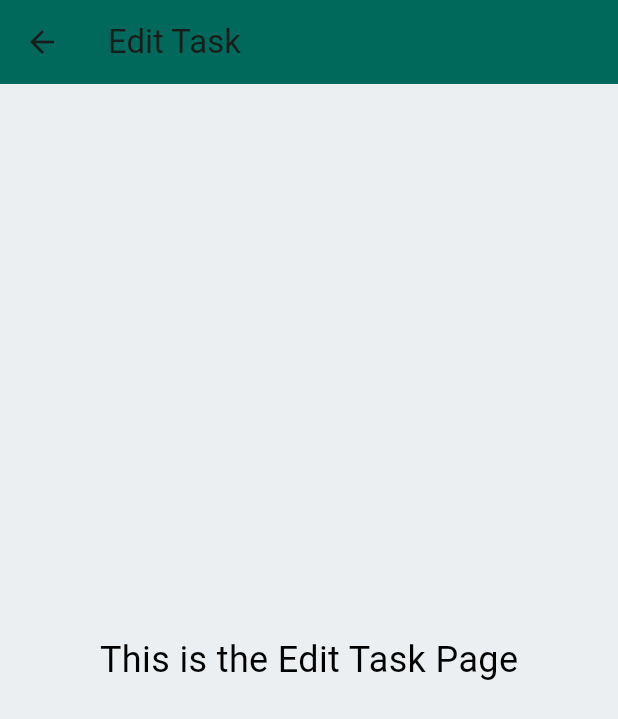
After one commit to BS23-Flutter-Bootcamp/simple_todo_flutter, a Flutter app: the screen it shows after launch, after a tap on "Buy groceries", on a phone screen of 412 x 824 dp. The commit adds this screen. Shown: the top 719 px of the screen. Run offline on Flutter 3.47's test engine with Material 3 defaults, Android fonts, the phone set to English and light mode, and no system bars; our stand-ins replace lottie.

Commit message:
Home Screen UI done

```diff
--- a/lib/main.dart
+++ b/lib/main.dart
@@ -14,9 +14,7 @@ class MyApp extends StatelessWidget {
       debugShowCheckedModeBanner: false,
       title: 'Todo App',
       theme: ThemeData(
-        colorScheme: ColorScheme.fromSeed(
-          seedColor: const Color.fromARGB(255, 191, 123, 20),
-        ),
+        colorScheme: ColorScheme.fromSeed(seedColor: const Color(0xFF00695C)),
       ),
       home: const SplashScreen(),
     );
--- /dev/null
+++ b/lib/view/edit_task_screen.dart
@@ -0,0 +1,27 @@
+import 'package:flutter/material.dart';
+
+class EditTaskScreen extends StatefulWidget {
+  const EditTaskScreen({super.key});
+
+  @override
+  State<EditTaskScreen> createState() => _EditTaskScreenState();
+}
+
+class _EditTaskScreenState extends State<EditTaskScreen> {
+  @override
+  Widget build(BuildContext context) {
+    return Scaffold(
+      appBar: AppBar(
+        title: const Text('Edit Task'),
+        backgroundColor: const Color(0xFF00695C),
+      ),
+      backgroundColor: const Color(0xFFECEFF1),
+      body: Center(
+        child: Text(
+          'This is the Edit Task Page',
+          style: TextStyle(fontSize: 24, color: Colors.black),
+        ),
+      ),
+    );
+  }
+}
--- a/lib/view/home_screen.dart
+++ b/lib/view/home_screen.dart
@@ -1,13 +1,122 @@
 import 'package:flutter/material.dart';
+import 'package:simple_todo_flutter/view/add_task_screen.dart';
+import 'package:simple_todo_flutter/view/edit_task_screen.dart';
 
-class HomeScreen extends StatelessWidget {
+class TempTask {
+  final String title;
+  final String? description;
+  final bool isCompleted;
+
+  TempTask({required this.title, this.description, this.isCompleted = false});
+}
+
+class HomeScreen extends StatefulWidget {
   const HomeScreen({super.key});
+
+  @override
+  State<HomeScreen> createState() => _HomeScreenState();
+}
+
+class _HomeScreenState extends State<HomeScreen> {
+  @override
+  void initState() {
+    super.initState();
+  }
+
+  final List<TempTask> _tasks = [
+    TempTask(title: 'Buy groceries', description: 'Milk, eggs, bread'),
+    TempTask(title: 'Drink water',description: '2 litters of water', isCompleted: true),
+    TempTask(title: 'Finish Flutter app', description: 'Complete sprint'),
+  ];
+
+  void _addTask(Map<String, dynamic> taskData) {
+    setState(() {
+      _tasks.add(
+        TempTask(
+          title: taskData['title'],
+          description: taskData['description'],
+          isCompleted: taskData['isCompleted'],
+        ),
+      );
+    });
+  }
 
   @override
   Widget build(BuildContext context) {
     return Scaffold(
-      appBar: AppBar(title: const Text('ToDo List')),
-      body: const Center(child: Text('All Task List Will be Here.')),
+      appBar: AppBar(
+        title: const Center(child: Text('ToDo List')),
+        backgroundColor: const Color(0xFF00695C),
+      ),
+      backgroundColor: const Color(0xFFECEFF1),
+      body:
+          _tasks.isEmpty
+              ? const Center(child: Text('No tasks yet! Add some.'))
+              : ListView.builder(
+                itemCount: _tasks.length,
+                itemBuilder: (context, index) {
+                  final task = _tasks[index];
+                  return ListTile(
+                    contentPadding: const EdgeInsets.all(16.0),
+                    shape: RoundedRectangleBorder(
+                      borderRadius: BorderRadius.circular(20),
+                      side: const BorderSide(
+                        color: Color(0xFF00695C),
+                        width: 2,
+                      ),
+                    ),
+                    leading: Checkbox(
+                      value: task.isCompleted,
+                      onChanged: null,
+                      activeColor: const Color(0xFFFF6E40),
+                    ),
+                    title: Text(
+                      task.title,
+                      style: TextStyle(
+                        color:
+                            task.isCompleted
+                                ? const Color(0xFF4DB6AC)
+                                : const Color(0xFF263238),
+                        fontSize: 25,
+                        fontWeight: FontWeight.bold,
+                        decoration:
+                            task.isCompleted
+                                ? TextDecoration.lineThrough
+                                : null,
+                      ),
+                    ),
+                    subtitle:
+                        task.description != null
+                            ? Text(
+                              task.description!,
+                              style: TextStyle(color: Color(0xFF4DB6AC)),
+                            )
+                            : null,
+                    onTap: () {
+                      Navigator.push(
+                        context,
+                        MaterialPageRoute(
+                          builder: (context) => const EditTaskScreen(),
+                        ),
+                      );
+                    },
+                  );
+                },
+              ),
+      floatingActionButton: FloatingActionButton(
+        onPressed: () async {
+          final newTask = await Navigator.push(
+            context,
+            MaterialPageRoute(builder: (context) => const AddTaskScreen()
+            ),
+          );
+          if (newTask != null) {
+            _addTask(newTask);
+          }
+        },
+        backgroundColor: const Color(0xFF00695C),
+        child: const Icon(Icons.add_task),
+      ),
     );
   }
 }
--- a/lib/view/splash_screen.dart
+++ b/lib/view/splash_screen.dart
@@ -17,7 +17,7 @@ class SplashScreen extends StatelessWidget {
     });
 
     return Scaffold(
-      backgroundColor: Colors.blueAccent,
+      backgroundColor: const Color(0xFF00695C),
       body: Center(
         child: Column(
           mainAxisAlignment: MainAxisAlignment.center,
@@ -25,7 +25,7 @@ class SplashScreen extends StatelessWidget {
             Container(
               decoration: BoxDecoration(
                 borderRadius: BorderRadius.circular(40),
-                color: Colors.white,
+                color: const Color(0xFFFF6E40),
               ),
               padding: const EdgeInsets.all(20),
               child: Lottie.asset(
```
Also changed, not shown: lib/view/add_task_screen.dart (added, +22 -0 lines).
